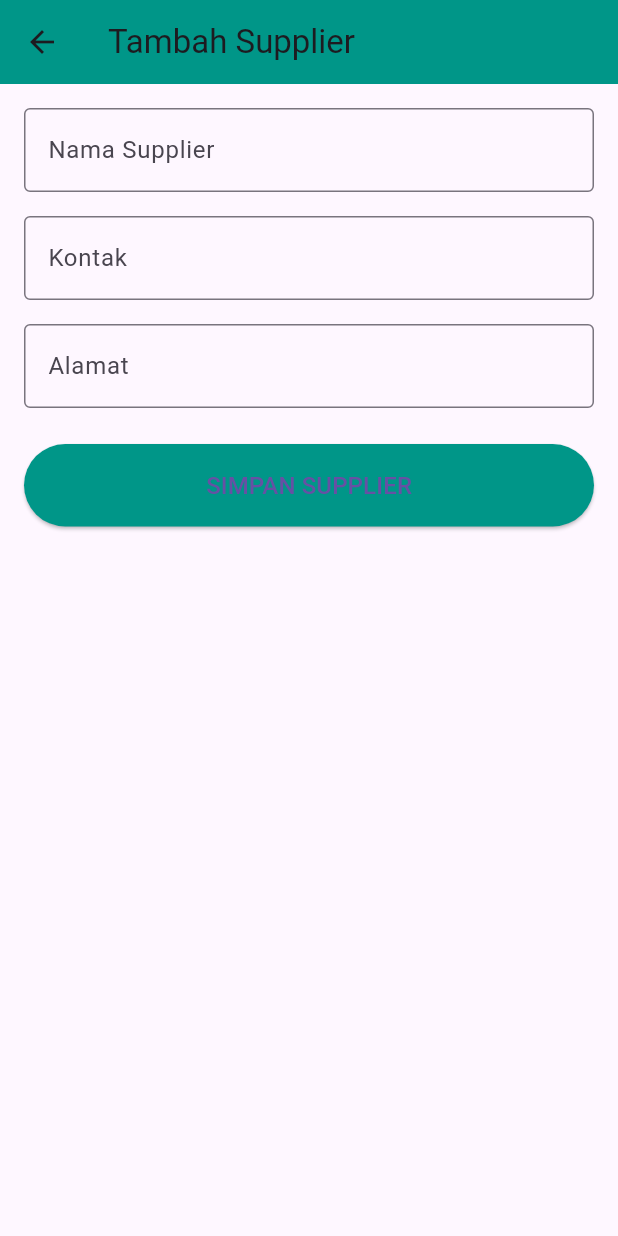
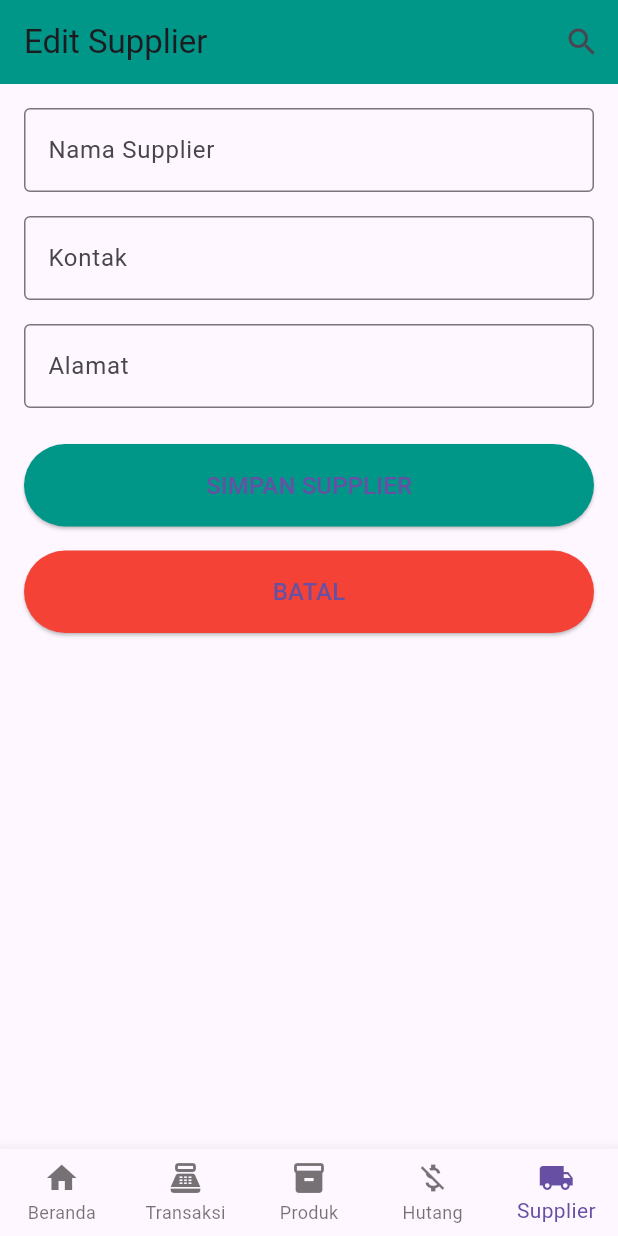
Before and after one commit to irsanwoy/POS-KP-, a Flutter app: the screen it shows after launch, item 5 of the bottom bar chosen, after a tap on the "add" icon, on a phone screen of 412 x 824 dp. Run offline on Flutter 3.47's test engine with Material 3 defaults, Android fonts, the phone set to English and light mode, and no system bars; our stand-ins replace sqflite, syncfusion_flutter_charts; missing offline and left inert: mobile_scanner; accounts and stored records are empty.

Commit message:
fix bug update hutang

```diff
--- a/lib/models/debt_model.dart
+++ b/lib/models/debt_model.dart
@@ -1,10 +1,10 @@
 class Debt {
   int? idHutang;
-  final int? idTransaksi;
-  final String namaPelanggan;
-  final double totalHutang;
-  String status; // 'lunas' atau 'belum lunas'
-  final DateTime? tanggalJatuhTempo;
+  int? idTransaksi;
+  String namaPelanggan;
+  double totalHutang;
+  String status;
+  DateTime? tanggalJatuhTempo;
 
   Debt({
     this.idHutang,
@@ -15,6 +15,19 @@ class Debt {
     this.tanggalJatuhTempo,
   });
 
+  // Convert Debt object to a Map (for database insert)
+  Map<String, dynamic> toMap() {
+    return {
+      'id_hutang': idHutang,
+      'id_transaksi': idTransaksi,
+      'nama_pelanggan': namaPelanggan,
+      'total_hutang': totalHutang,
+      'status': status,
+      'tanggal_jatuh_tempo': tanggalJatuhTempo?.toIso8601String(),
+    };
+  }
+
+  // Convert Map to a Debt object
   factory Debt.fromMap(Map<String, dynamic> map) {
     return Debt(
       idHutang: map['id_hutang'],
@@ -27,15 +40,4 @@ class Debt {
           : null,
     );
   }
-
-  Map<String, dynamic> toMap() {
-    return {
-      'id_hutang': idHutang,
-      'id_transaksi': idTransaksi,
-      'nama_pelanggan': namaPelanggan,
-      'total_hutang': totalHutang,
-      'status': status,
-      'tanggal_jatuh_tempo': tanggalJatuhTempo?.toIso8601String(),
-    };
-  }
 }
--- a/lib/screens/supplier_screen.dart
+++ b/lib/screens/supplier_screen.dart
@@ -14,6 +14,16 @@ class _SupplierScreenState extends State<SupplierScreen> {
   List<Supplier> _suppliers = [];
   List<Supplier> _filteredSuppliers = [];
   final TextEditingController _searchController = TextEditingController();
+
+  // Controllers for editing or adding supplier
+  final _formKey = GlobalKey<FormState>();
+  final TextEditingController _namaController = TextEditingController();
+  final TextEditingController _kontakController = TextEditingController();
+  final TextEditingController _alamatController = TextEditingController();
+
+  // Variables to track whether it's add or edit
+  bool isEditMode = false;
+  Supplier? currentSupplier;
 
   @override
   void initState() {
@@ -62,11 +72,51 @@ class _SupplierScreenState extends State<SupplierScreen> {
     }
   }
 
+  void _saveSupplier() async {
+    if (_formKey.currentState!.validate()) {
+      try {
+        final newSupplier = Supplier(
+          idSuplier: currentSupplier?.idSuplier,
+          namaSuplier: _namaController.text,
+          kontak: _kontakController.text.isNotEmpty ? _kontakController.text : null,
+          alamat: _alamatController.text.isNotEmpty ? _alamatController.text : null,
+        );
+
+        if (newSupplier.idSuplier == null) {
+          await _dbHelper.insertSupplier(newSupplier);
+        } else {
+          await _dbHelper.updateSupplier(newSupplier);
+        }
+
+        // Reset the form and load updated data
+        setState(() {
+          isEditMode = false;
+          currentSupplier = null;
+        });
+        await _loadSuppliers();
+      } catch (e) {
+        ScaffoldMessenger.of(context).showSnackBar(
+          SnackBar(content: Text('Gagal menyimpan supplier: $e')),
+        );
+      }
+    }
+  }
+
+  void _editSupplier(Supplier supplier) {
+    setState(() {
+      isEditMode = true;
+      currentSupplier = supplier;
+      _namaController.text = supplier.namaSuplier;
+      _kontakController.text = supplier.kontak ?? '';
+      _alamatController.text = supplier.alamat ?? '';
+    });
+  }
+
   @override
   Widget build(BuildContext context) {
     return Scaffold(
       appBar: AppBar(
-        title: const Text('Manajemen Supplier'),
+        title: Text(isEditMode ? 'Edit Supplier' : 'Manajemen Supplier'),
         backgroundColor: Colors.teal,
         actions: [
           IconButton(
@@ -80,7 +130,25 @@ class _SupplierScreenState extends State<SupplierScreen> {
           ),
         ],
       ),
-      body: _filteredSuppliers.isEmpty
+      body: isEditMode
+          ? _buildForm() // Show the form if in edit mode
+          : _buildSupplierList(), // Otherwise, show the supplier list
+      floatingActionButton: isEditMode
+          ? null // Hide the FAB while editing
+          : FloatingActionButton(
+              onPressed: () {
+                setState(() {
+                  isEditMode = true;
+                });
+              },
+              backgroundColor: Colors.orange,
+              child: const Icon(Icons.add),
+            ),
+    );
+  }
+
+  Widget _buildSupplierList() {
+    return _filteredSuppliers.isEmpty
         ? const Center(child: Text('Tidak ada supplier'))
         : ListView.builder(
             padding: const EdgeInsets.all(16),
@@ -90,21 +158,83 @@ class _SupplierScreenState extends State<SupplierScreen> {
               return _SupplierCard(
                 supplier: supplier,
                 onDelete: () => _deleteSupplier(supplier.idSuplier!),
+                onEdit: () => _editSupplier(supplier),
               );
             },
+          );
+  }
+
+  Widget _buildForm() {
+    return Padding(
+      padding: const EdgeInsets.all(16),
+      child: Form(
+        key: _formKey,
+        child: ListView(
+          children: [
+            TextFormField(
+              controller: _namaController,
+              decoration: const InputDecoration(
+                labelText: 'Nama Supplier',
+                border: OutlineInputBorder(),
               ),
-      floatingActionButton: FloatingActionButton(
-        onPressed: () async {
-          final shouldRefresh = await Navigator.push(
-            context,
-            MaterialPageRoute(builder: (context) => const SupplierFormScreen()),
-          );
-          if (shouldRefresh == true) {
-            await _loadSuppliers();
+              validator: (value) {
+                if (value == null || value.isEmpty) {
+                  return 'Nama supplier wajib diisi';
                 }
+                return null;
               },
-        backgroundColor: Colors.orange,
-        child: const Icon(Icons.add),
+            ),
+            const SizedBox(height: 16),
+            TextFormField(
+              controller: _kontakController,
+              keyboardType: TextInputType.phone,
+              decoration: const InputDecoration(
+                labelText: 'Kontak',
+                border: OutlineInputBorder(),
+              ),
+            ),
+            const SizedBox(height: 16),
+            TextFormField(
+              controller: _alamatController,
+              decoration: const InputDecoration(
+                labelText: 'Alamat',
+                border: OutlineInputBorder(),
+              ),
+            ),
+            const SizedBox(height: 24),
+            ElevatedButton(
+              onPressed: _saveSupplier,
+              style: ElevatedButton.styleFrom(
+                backgroundColor: Colors.teal,
+                padding: const EdgeInsets.symmetric(vertical: 16),
+              ),
+              child: const Text(
+                'SIMPAN SUPPLIER',
+                style: TextStyle(fontSize: 16),
+              ),
+            ),
+            const SizedBox(height: 16),
+            ElevatedButton(
+              onPressed: () {
+                setState(() {
+                  isEditMode = false;
+                  currentSupplier = null;
+                  _namaController.clear();
+                  _kontakController.clear();
+                  _alamatController.clear();
+                });
+              },
+              style: ElevatedButton.styleFrom(
+                backgroundColor: Colors.red,
+                padding: const EdgeInsets.symmetric(vertical: 16),
+              ),
+              child: const Text(
+                'BATAL',
+                style: TextStyle(fontSize: 16),
+              ),
+            ),
+          ],
+        ),
       ),
     );
   }
@@ -113,10 +243,12 @@ class _SupplierScreenState extends State<SupplierScreen> {
 class _SupplierCard extends StatelessWidget {
   final Supplier supplier;
   final VoidCallback onDelete;
+  final VoidCallback onEdit;
 
   const _SupplierCard({
     required this.supplier,
     required this.onDelete,
+    required this.onEdit,
   });
 
   @override
@@ -146,18 +278,7 @@ class _SupplierCard extends StatelessWidget {
           children: [
             IconButton(
               icon: const Icon(Icons.edit, color: Colors.blue),
-              onPressed: () async {
-                final shouldRefresh = await Navigator.push(
-                  context,
-                  MaterialPageRoute(
-                    builder: (context) => SupplierFormScreen(supplier: supplier),
-                  ),
-                );
-                if (shouldRefresh == true) {
-                  // Trigger reload
-                  Navigator.pop(context, true);
-                }
-              },
+              onPressed: onEdit,
             ),
             IconButton(
               icon: const Icon(Icons.delete, color: Colors.red),
@@ -210,6 +331,7 @@ class SupplierSearchDelegate extends SearchDelegate<Supplier> {
         return _SupplierCard(
           supplier: supplier,
           onDelete: () {}, // Handle delete if needed
+          onEdit: () {}, // Handle edit if needed
         );
       },
     );
@@ -220,124 +342,3 @@ class SupplierSearchDelegate extends SearchDelegate<Supplier> {
     return buildResults(context);
   }
 }
-
-class SupplierFormScreen extends StatefulWidget {
-  final Supplier? supplier;
-
-  const SupplierFormScreen({super.key, this.supplier});
-
-  @override
-  State<SupplierFormScreen> createState() => _SupplierFormScreenState();
-}
-
-class _SupplierFormScreenState extends State<SupplierFormScreen> {
-  final _formKey = GlobalKey<FormState>();
-  final TextEditingController _namaController = TextEditingController();
-  final TextEditingController _kontakController = TextEditingController();
-  final TextEditingController _alamatController = TextEditingController();
-
-  @override
-  void initState() {
-    super.initState();
-    if (widget.supplier != null) {
-      _namaController.text = widget.supplier!.namaSuplier;
-      _kontakController.text = widget.supplier!.kontak ?? '';
-      _alamatController.text = widget.supplier!.alamat ?? '';
-    }
-  }
-
-  void _saveSupplier() async {
-    if (_formKey.currentState!.validate()) {
-      try {
-        final newSupplier = Supplier(
-          idSuplier: widget.supplier?.idSuplier,
-          namaSuplier: _namaController.text,
-          kontak: _kontakController.text.isNotEmpty ? _kontakController.text : null,
-          alamat: _alamatController.text.isNotEmpty ? _alamatController.text : null,
-        );
-
-        if (newSupplier.idSuplier == null) {
-          await DatabaseHelper().insertSupplier(newSupplier);
-        } else {
-          await DatabaseHelper().updateSupplier(newSupplier);
-        }
-
-        Navigator.pop(context, true);
-      } catch (e) {
-        ScaffoldMessenger.of(context).showSnackBar(
-          SnackBar(content: Text('Gagal menyimpan supplier: $e')),
-        );
-      }
-    }
-  }
-
-  @override
-  Widget build(BuildContext context) {
-    return Scaffold(
-      appBar: AppBar(
-        title: Text(widget.supplier == null ? 'Tambah Supplier' : 'Edit Supplier'),
-        backgroundColor: Colors.teal,
-      ),
-      body: Padding(
-        padding: const EdgeInsets.all(16),
-        child: Form(
-          key: _formKey,
-          child: ListView(
-            children: [
-              TextFormField(
-                controller: _namaController,
-                decoration: const InputDecoration(
-                  labelText: 'Nama Supplier',
-                  border: OutlineInputBorder(),
-                ),
-                validator: (value) {
-                  if (value == null || value.isEmpty) {
-                    return 'Nama supplier wajib diisi';
-                  }
-                  return null;
-                },
-              ),
-              const SizedBox(height: 16),
-              TextFormField(
-                controller: _kontakController,
-                keyboardType: TextInputType.phone,
-                decoration: const InputDecoration(
-                  labelText: 'Kontak',
-                  border: OutlineInputBorder(),
-                ),
-              ),
-              const SizedBox(height: 16),
-              TextFormField(
-                controller: _alamatController,
-                decoration: const InputDecoration(
-                  labelText: 'Alamat',
-                  border: OutlineInputBorder(),
-                ),
-              ),
-              const SizedBox(height: 24),
-              ElevatedButton(
-                onPressed: _saveSupplier,
-                style: ElevatedButton.styleFrom(
-                  backgroundColor: Colors.teal,
-                  padding: const EdgeInsets.symmetric(vertical: 16),
-                ),
-                child: const Text(
-                  'SIMPAN SUPPLIER',
-                  style: TextStyle(fontSize: 16),
-                ),
-              ),
-            ],
-          ),
-        ),
-      ),
-    );
-  }
-
-  @override
-  void dispose() {
-    _namaController.dispose();
-    _kontakController.dispose();
-    _alamatController.dispose();
-    super.dispose();
-  }
-}
```
Also changed, not shown: lib/db/database_helper.dart (+24 -4 lines), lib/screens/hutang_screen.dart (line endings or trailing spaces). Lines whose indentation alone changed are shown as unchanged.
